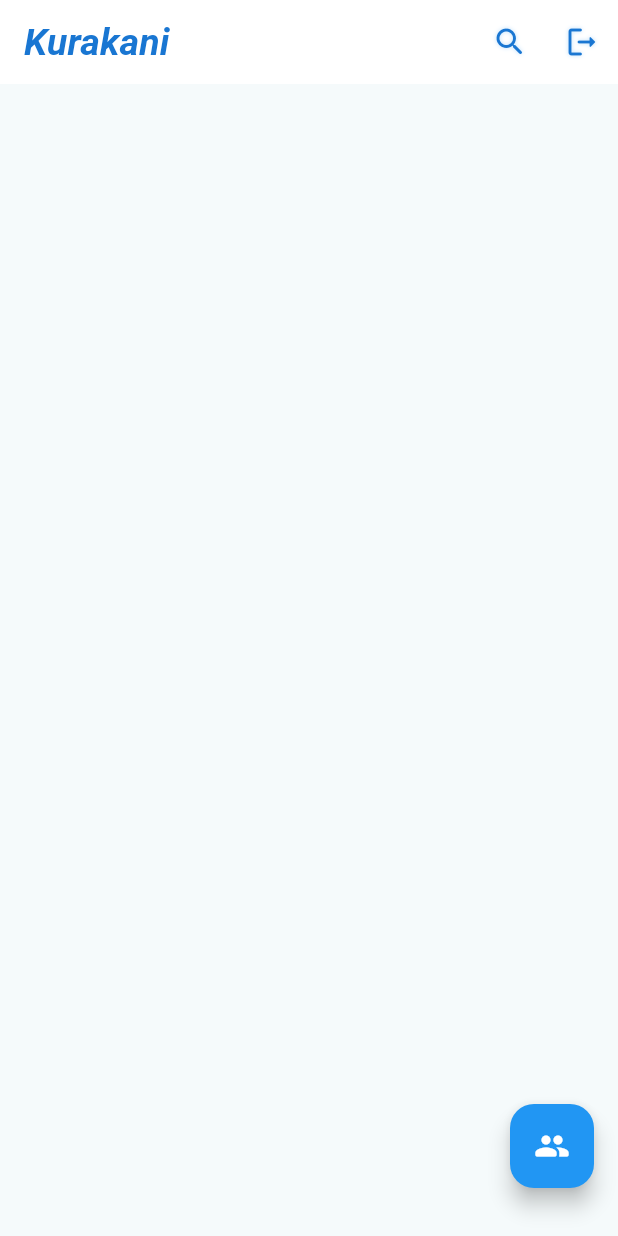
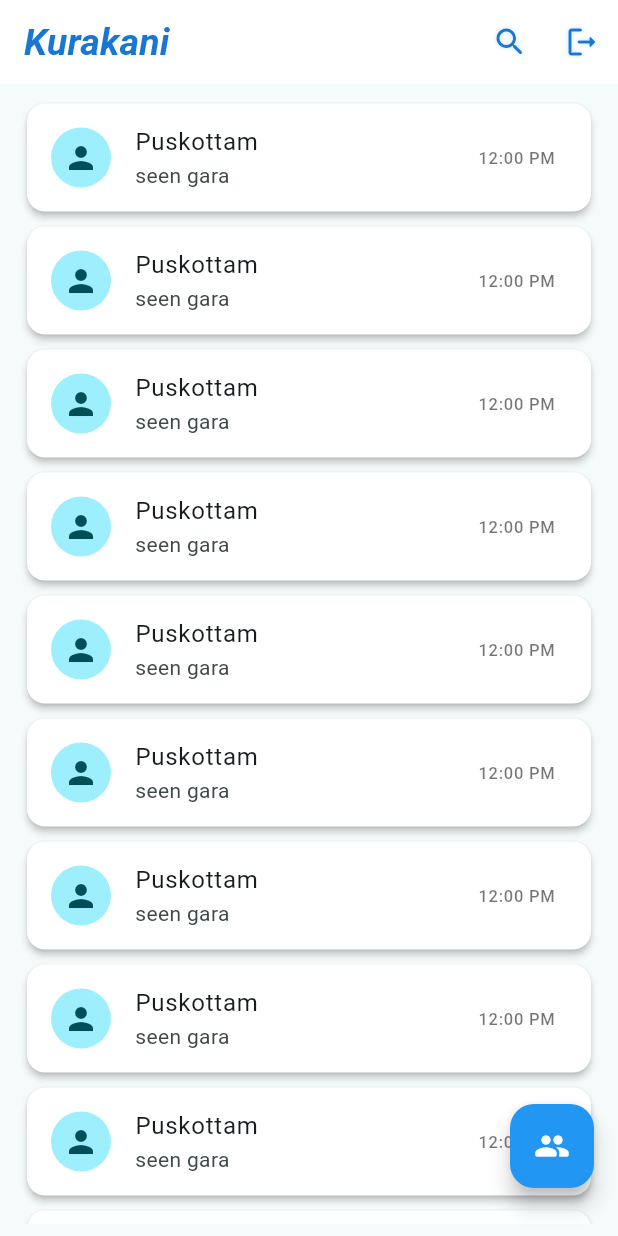
Before and after one commit to puskottampandey/Chat-App, a Flutter app: the screen it shows after launch, after a tap on an icon or button, on a phone screen of 412 x 824 dp. Run offline on Flutter 3.47's test engine with Material 2 defaults, Android fonts, the phone set to English and light mode, and no system bars; our stand-ins replace connectivity, firebase_auth, firebase_core, google_sign_in; accounts and stored records are empty.

Commit message:
Card added

```diff
--- /dev/null
+++ b/lib/api/api.dart
@@ -0,0 +1,5 @@
+import 'package:firebase_auth/firebase_auth.dart';
+
+class APIs {
+  static FirebaseAuth auth = FirebaseAuth.instance;
+}
--- a/lib/screens/auth/login_screen.dart
+++ b/lib/screens/auth/login_screen.dart
@@ -5,6 +5,8 @@ import 'package:connectivity/connectivity.dart';
 import 'package:firebase_auth/firebase_auth.dart';
 import 'package:flutter/material.dart';
 import 'package:google_sign_in/google_sign_in.dart';
+
+import '../../api/api.dart';
 
 class LoginScreen extends StatefulWidget {
   const LoginScreen({super.key});
@@ -43,7 +45,7 @@ class _LoginScreenState extends State<LoginScreen> {
         idToken: googleAuth?.idToken,
       );
 
-      return await FirebaseAuth.instance.signInWithCredential(credential);
+      return await APIs.auth.signInWithCredential(credential);
     } catch (e) {
       return null;
     }
--- a/lib/screens/home_screen.dart
+++ b/lib/screens/home_screen.dart
@@ -1,8 +1,9 @@
-import 'package:firebase_auth/firebase_auth.dart';
+import 'package:chatapp/widgets/chat_user_card.dart';
 
 import 'package:flutter/material.dart';
 import 'package:google_sign_in/google_sign_in.dart';
 
+import '../api/api.dart';
 import 'auth/login_screen.dart';
 
 class HomeScreen extends StatefulWidget {
@@ -26,7 +27,7 @@ class _HomeScreenState extends State<HomeScreen> {
           IconButton(onPressed: () {}, icon: Icon(Icons.search_rounded)),
           IconButton(
               onPressed: () async {
-                await FirebaseAuth.instance.signOut;
+                await APIs.auth.signOut;
                 await GoogleSignIn().signOut();
                 Navigator.push(context,
                     MaterialPageRoute(builder: ((context) => LoginScreen())));
@@ -45,6 +46,15 @@ class _HomeScreenState extends State<HomeScreen> {
           ),
         ),
       ),
+      body: Padding(
+        padding: const EdgeInsets.all(8.0),
+        child: ListView.builder(
+            physics: BouncingScrollPhysics(),
+            itemCount: 16,
+            itemBuilder: ((context, index) {
+              return ChatUserCard();
+            })),
+      ),
     );
   }
 }
--- a/lib/screens/splash_screen.dart
+++ b/lib/screens/splash_screen.dart
@@ -2,6 +2,8 @@ import 'package:chatapp/screens/auth/login_screen.dart';
 import 'package:chatapp/screens/home_screen.dart';
 import 'package:firebase_auth/firebase_auth.dart';
 import 'package:flutter/material.dart';
+
+import '../api/api.dart';
 
 class SplashScreen extends StatefulWidget {
   const SplashScreen({super.key});
@@ -14,7 +16,7 @@ class _SplashScreenState extends State<SplashScreen> {
   void initState() {
     super.initState();
     Future.delayed(Duration(seconds: 1), () {
-      if (FirebaseAuth.instance.currentUser != null) {
+      if (APIs.auth.currentUser != null) {
         Navigator.push(
             context, MaterialPageRoute(builder: ((context) => HomeScreen())));
       } else {
--- /dev/null
+++ b/lib/widgets/chat_user_card.dart
@@ -0,0 +1,36 @@
+import 'package:flutter/material.dart';
+
+class ChatUserCard extends StatefulWidget {
+  const ChatUserCard({super.key});
+
+  @override
+  State<ChatUserCard> createState() => _ChatUserCardState();
+}
+
+class _ChatUserCardState extends State<ChatUserCard> {
+  @override
+  Widget build(BuildContext context) {
+    return Card(
+      margin: EdgeInsets.symmetric(horizontal: 10, vertical: 5),
+      elevation: 2,
+      color: Colors.white,
+      child: InkWell(
+        onTap: () {},
+        child: ListTile(
+          leading: CircleAvatar(
+            child: Icon(Icons.person),
+          ),
+          title: Text("Puskottam "),
+          subtitle: Text(
+            "seen gara",
+            maxLines: 1,
+          ),
+          trailing: Text(
+            "12:00 PM",
+            style: TextStyle(color: Colors.black54),
+          ),
+        ),
+      ),
+    );
+  }
+}
```
